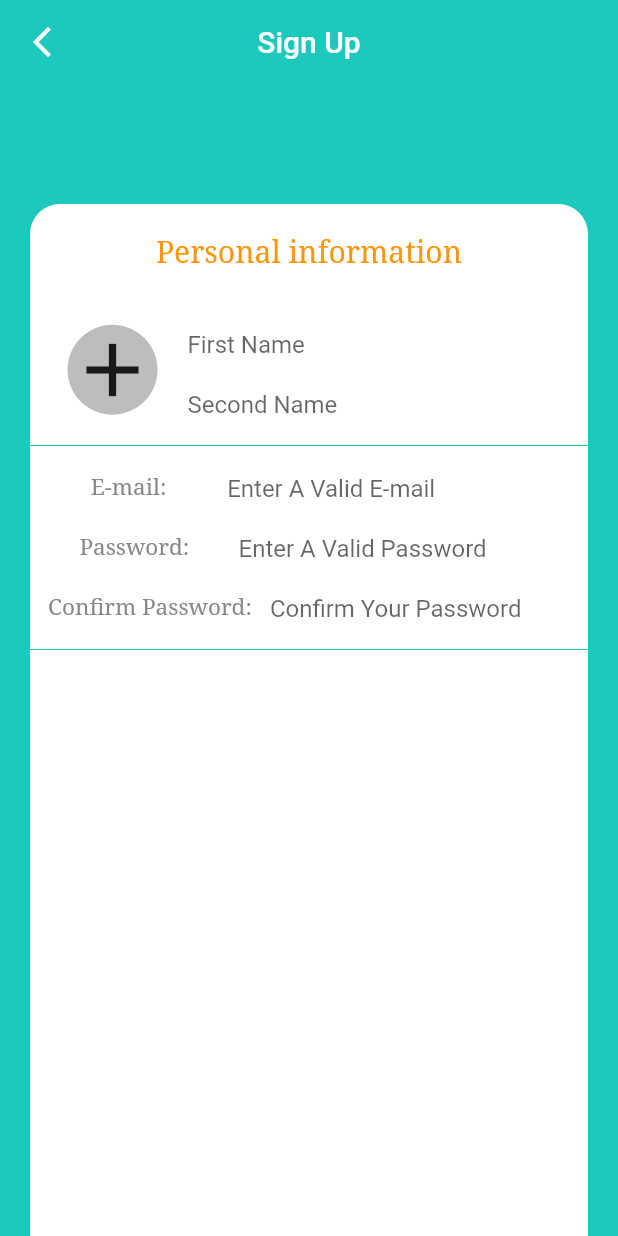
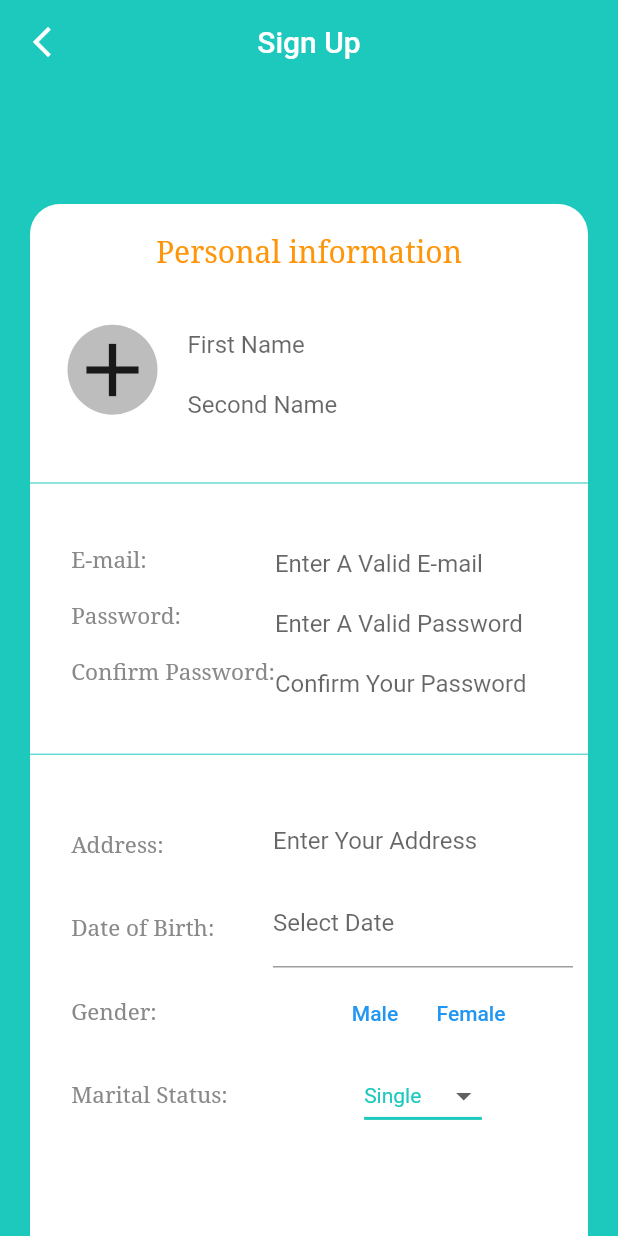
Before and after one commit to A-Morsy/SehaTech, a Flutter app: the screen it shows after launch, on a phone screen of 412 x 824 dp. Run offline on Flutter 3.47's test engine with Material 2 defaults, Android fonts, the phone set to English and light mode, and no system bars; drawn by our look-alikes of date_time_picker.

Commit message:
signupThirdPageInitCommit

```diff
--- a/seha_tech/lib/views/signup/signup1.dart
+++ b/seha_tech/lib/views/signup/signup1.dart
@@ -2,6 +2,7 @@ import 'package:flutter/material.dart';
 import 'widgets/customDivider.dart';
 import 'widgets/firstBlock.dart';
 import 'widgets/secondBlock.dart';
+import 'widgets/thirdBlock.dart';
 
 class SignUpOne extends StatefulWidget {
   SignUpOne({Key? key}) : super(key: key);
@@ -49,12 +50,13 @@ class _SignUpOneState extends State<SignUpOne> {
                     ),
                     color: Colors.white,
                   ),
-                  child: Column(
+                  child: ListView(
                     children: [
                       NamePhotoBlock(),
                       CustomDivider(),
                       EmailBlock(),
                       CustomDivider(),
+                      OtherInfoBlock()
                     ],
                   ),
                 ))));
--- a/seha_tech/lib/views/signup/widgets/firstBlock.dart
+++ b/seha_tech/lib/views/signup/widgets/firstBlock.dart
@@ -21,7 +21,7 @@ class NamePhotoBlock extends StatelessWidget {
             ),
           ),
           Padding(
-            padding: EdgeInsets.fromLTRB(25, 25, 25, 0),
+            padding: EdgeInsets.fromLTRB(25, 25, 25, 25),
             child: Container(
                 child: Row(
               children: [
@@ -40,12 +40,8 @@ class NamePhotoBlock extends StatelessWidget {
                   padding: EdgeInsets.fromLTRB(20, 5, 10, 0),
                   child: new Column(
                     children: <Widget>[
-                      TextBox(
-                        message: 'First Name', obscureText : false
-                      ),
-                      TextBox(
-                        message: 'Second Name', obscureText : false
-                      ),
+                      TextBox(message: 'First Name', obscureText: false),
+                      TextBox(message: 'Second Name', obscureText: false),
                     ],
                   ),
                 ),
--- a/seha_tech/lib/views/signup/widgets/secondBlock.dart
+++ b/seha_tech/lib/views/signup/widgets/secondBlock.dart
@@ -9,33 +9,45 @@ class EmailBlock extends StatelessWidget {
   @override
   Widget build(BuildContext context) {
     return Container(
-      alignment: Alignment.center,
-        child: Column(
-      children: [
-        Row(
-          mainAxisAlignment: MainAxisAlignment.spaceEvenly,
+        height: MediaQuery.of(context).size.height / 5,
+        alignment: Alignment.center,
+        padding: new EdgeInsets.fromLTRB(MediaQuery.of(context).size.width / 15,
+            25, 10, MediaQuery.of(context).size.width / 15),
+        child: Row(
+          mainAxisAlignment: MainAxisAlignment.spaceBetween,
           children: [
-            CustomText(text: 'E-mail:', size: 15.0, color: Palette.forthColor),
-            TextBox(message: 'Enter A Valid E-mail', obscureText: false)
+            Container(
+                height: MediaQuery.of(context).size.height / 5,
+                child: Column(
+                    crossAxisAlignment: CrossAxisAlignment.start,
+                    mainAxisAlignment: MainAxisAlignment.spaceAround,
+                    children: [
+                      CustomText(
+                          text: 'E-mail:',
+                          size: 15.0,
+                          color: Palette.forthColor),
+                      CustomText(
+                          text: 'Password:',
+                          size: 15.0,
+                          color: Palette.forthColor),
+                      CustomText(
+                          text: 'Confirm Password:',
+                          size: 15.0,
+                          color: Palette.forthColor),
+                    ])),
+            Container(
+                height: MediaQuery.of(context).size.height / 5,
+                child: Column(
+                    mainAxisAlignment: MainAxisAlignment.spaceAround,
+                    children: [
+                      TextBox(
+                          message: 'Enter A Valid E-mail', obscureText: false),
+                      TextBox(
+                          message: 'Enter A Valid Password', obscureText: true),
+                      TextBox(
+                          message: 'Confirm Your Password', obscureText: true)
+                    ]))
           ],
-        ),
-        Row(
-          mainAxisAlignment: MainAxisAlignment.spaceEvenly,
-          children: [
-            CustomText(
-                text: 'Password:', size: 15.0, color: Palette.forthColor),
-            TextBox(message: 'Enter A Valid Password', obscureText: true)
-          ],
-        ),
-        Row(
-          mainAxisAlignment: MainAxisAlignment.spaceEvenly,
-          children: [
-            CustomText(
-                text: 'Confirm Password:', size: 15.0, color: Palette.forthColor),
-            TextBox(message: 'Confirm Your Password', obscureText: true)
-          ],
-        )
-      ],
-    ));
+        ));
   }
 }
--- /dev/null
+++ b/seha_tech/lib/views/signup/widgets/thirdBlock.dart
@@ -0,0 +1,123 @@
+import 'package:flutter/material.dart';
+import '../../../Reusable/reusableWidgets.dart';
+import '../../../Reusable/palette.dart';
+import 'customtextbox.dart';
+import 'package:date_time_picker/date_time_picker.dart';
+
+class OtherInfoBlock extends StatefulWidget {
+  const OtherInfoBlock({Key? key}) : super(key: key);
+  @override
+  _OtherInfoBlock createState() => _OtherInfoBlock();
+}
+
+class _OtherInfoBlock extends State<OtherInfoBlock> {
+  late String _selectedDate;
+  var gender;
+  var martialStatusDD = 'Single';
+
+  @override
+  Widget build(BuildContext context) {
+    return Container(
+        height: MediaQuery.of(context).size.height / 3,
+        alignment: Alignment.center,
+        padding: new EdgeInsets.fromLTRB(MediaQuery.of(context).size.width / 15,
+            25, 10, MediaQuery.of(context).size.width / 15),
+        child:
+            Row(mainAxisAlignment: MainAxisAlignment.spaceBetween, children: [
+          Container(
+              height: MediaQuery.of(context).size.height / 3,
+              child: Column(
+                  crossAxisAlignment: CrossAxisAlignment.start,
+                  mainAxisAlignment: MainAxisAlignment.spaceAround,
+                  children: [
+                    CustomText(
+                        text: 'Address:',
+                        size: 15.0,
+                        color: Palette.forthColor),
+                    CustomText(
+                        text: 'Date of Birth:',
+                        size: 15.0,
+                        color: Palette.forthColor),
+                    CustomText(
+                        text: 'Gender:', size: 15.0, color: Palette.forthColor),
+                    CustomText(
+                        text: 'Marital Status:',
+                        size: 15.0,
+                        color: Palette.forthColor),
+                  ])),
+          Container(
+            height: MediaQuery.of(context).size.height / 3,
+            child: Column(
+                mainAxisAlignment: MainAxisAlignment.spaceAround,
+                children: [
+                  TextBox(message: 'Enter Your Address', obscureText: false),
+                  Container(
+                    width: 200,
+                    child: DateTimePicker(
+                      initialValue:
+                          '', // initialValue or controller.text can be null, empty or a DateTime string otherwise it will throw an error.
+                      type: DateTimePickerType.date,
+                      dateLabelText: 'Select Date',
+                      firstDate: DateTime(1995),
+                      lastDate: DateTime.now().add(Duration(
+                          days:
+                              365)), // This will add one year from current date
+                      validator: (value) {
+                        return null;
+                      },
+                      onChanged: (value) {
+                        if (value.isNotEmpty) {
+                          setState(() {
+                            _selectedDate = value;
+                          });
+                        }
+                      },
+                    ),
+                  ),
+                  Container(
+                      child: Row(
+                    children: [
+                      TextButton(
+                          onPressed: () {
+                            setState(() {
+                              gender = 'Male';
+                            });
+                          },
+                          child: Text('Male')),
+                      TextButton(
+                          onPressed: () {
+                            setState(() {
+                              gender = 'Female';
+                            });
+                          },
+                          child: Text('Female'))
+                    ],
+                  )),
+                  DropdownButton<String>(
+                    value: martialStatusDD,
+                    icon: const Icon(Icons.arrow_drop_down_sharp),
+                    iconSize: 24,
+                    elevation: 16,
+                    style: TextStyle(color: Palette.primaryColor),
+                    underline: Container(
+                      height: 2,
+                      color: Palette.primaryColor,
+                    ),
+                    onChanged: (String? newValue) {
+                      setState(() {
+                        martialStatusDD = newValue!;
+                      });
+                    },
+                    items: <String>['Single', 'Married', 'Divorced']
+                        .map<DropdownMenuItem<String>>((String value) {
+                      return DropdownMenuItem<String>(
+                        value: value,
+                        child: Text(value),
+                      );
+                    }).toList(),
+                  )
+                ]),
+          )
+        ]));
+  }
+}
--- a/seha_tech/pubspec.yaml
+++ b/seha_tech/pubspec.yaml
@@ -28,6 +28,7 @@ dependencies:
   # The following adds the Cupertino Icons font to your application.
   # Use with the CupertinoIcons class for iOS style icons.
   cupertino_icons: ^1.0.2
+  date_time_picker: "^2.1.0"
 
 dev_dependencies:
   flutter_test:
```
Also changed, not shown: seha_tech/lib/views/auth/signup1.dart (added, +109 -0 lines), seha_tech/pubspec.lock.
